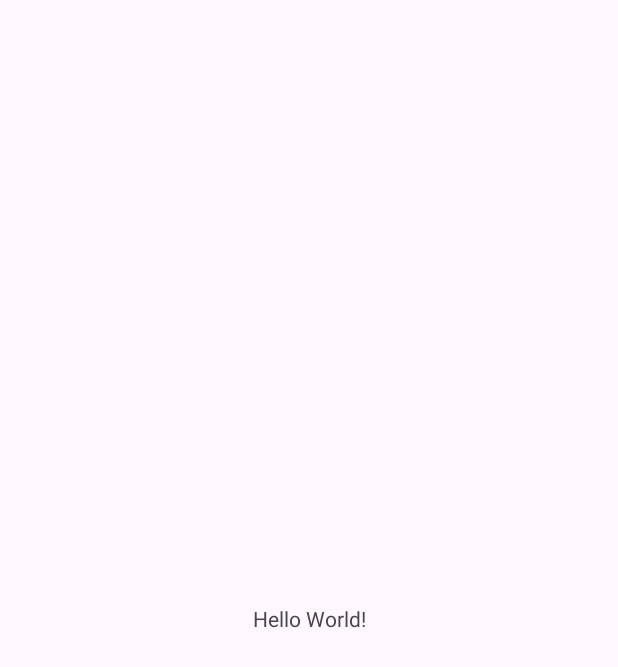
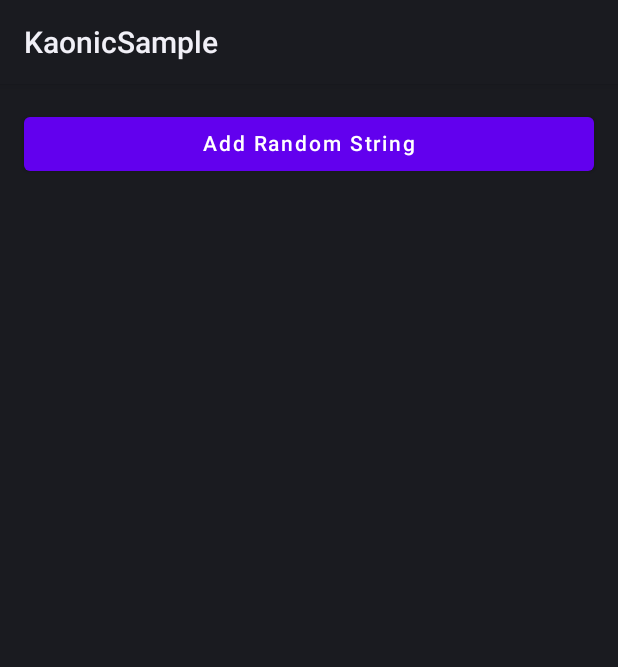
Before and after one commit to BeechatNetworkSystemsLtd/kaonic-android, an Android app built with Jetpack Compose: the screen it shows after launch (MainActivity), on a phone screen of 412 x 824 dp. Before the commit the part shown is almost empty. Shown: the top 667 px of the screen. Run offline under Robolectric (Android 15) with nearby library versions, the phone set to English and light mode, and no system bars; 2 statements that could not run were skipped.

Commit message:
Added scan screen, added navigation level to  the app. started fix cargo build errors

```diff
--- a/kaonic-sample/src/main/AndroidManifest.xml
+++ b/kaonic-sample/src/main/AndroidManifest.xml
@@ -6,8 +6,8 @@
         android:icon="@mipmap/ic_launcher"
         android:label="@string/app_name"
         android:roundIcon="@mipmap/ic_launcher_round"
-        android:supportsRtl="true"
-        android:theme="@style/Theme.KaonicPlugin">
+        android:name=".SampleApp"
+        android:supportsRtl="true">
         <activity
             android:name=".MainActivity"
             android:exported="true">
--- /dev/null
+++ b/kaonic-sample/src/main/java/network/beechat/kaonic/sampleapp/AppNavigator.kt
@@ -0,0 +1,38 @@
+package network.beechat.kaonic.sampleapp
+
+import androidx.activity.viewModels
+import androidx.compose.runtime.Composable
+import androidx.lifecycle.viewmodel.compose.viewModel
+import androidx.navigation.NavType
+import androidx.navigation.compose.NavHost
+import androidx.navigation.compose.composable
+import androidx.navigation.compose.rememberNavController
+import androidx.navigation.navArgument
+import network.beechat.kaonic.sampleapp.nodedetails.NodeDetailsScreen
+import network.beechat.kaonic.sampleapp.nodedetails.NodeDetailsViewModel
+import network.beechat.kaonic.sampleapp.nodedetails.NodeDetailsViewModelFactory
+import network.beechat.kaonic.sampleapp.scan.ScanScreen
+import network.beechat.kaonic.sampleapp.scan.ScanScreenViewModel
+
+@Composable
+fun AppNavigator() {
+    val navController = rememberNavController()
+
+    NavHost(navController = navController, startDestination = "home") {
+        composable("home") {
+            val viewModel: ScanScreenViewModel = viewModel()
+            ScanScreen(viewModel = viewModel, onNavigate = { name ->
+                navController.navigate("nodeDetails/$name")
+            })
+        }
+        composable(
+            "nodeDetails/{address}",
+            arguments = listOf(navArgument("address") { type = NavType.StringType })
+        ) { backStackEntry ->
+            val address = backStackEntry.arguments?.getString("address") ?: "Unknown"
+            val viewModel: NodeDetailsViewModel =
+                viewModel(factory = NodeDetailsViewModelFactory(address))
+            NodeDetailsScreen(viewModel = viewModel)
+        }
+    }
+}
--- a/kaonic-sample/src/main/java/network/beechat/kaonic/sampleapp/MainActivity.kt
+++ b/kaonic-sample/src/main/java/network/beechat/kaonic/sampleapp/MainActivity.kt
@@ -1,20 +1,19 @@
 package network.beechat.kaonic.sampleapp
 
 import android.os.Bundle
-import androidx.activity.enableEdgeToEdge
-import androidx.appcompat.app.AppCompatActivity
-import androidx.core.view.ViewCompat
-import androidx.core.view.WindowInsetsCompat
+import androidx.activity.ComponentActivity
+import androidx.activity.compose.setContent
+import network.beechat.kaonic.sampleapp.theme.SampleAppTheme
 
-class MainActivity : AppCompatActivity() {
+class MainActivity : ComponentActivity() {
+
+
     override fun onCreate(savedInstanceState: Bundle?) {
         super.onCreate(savedInstanceState)
-        enableEdgeToEdge()
-        setContentView(R.layout.activity_main)
-        ViewCompat.setOnApplyWindowInsetsListener(findViewById(R.id.main)) { v, insets ->
-            val systemBars = insets.getInsets(WindowInsetsCompat.Type.systemBars())
-            v.setPadding(systemBars.left, systemBars.top, systemBars.right, systemBars.bottom)
-            insets
+        setContent {
+            SampleAppTheme {
+                AppNavigator()
+            }
         }
     }
 }
--- /dev/null
+++ b/kaonic-sample/src/main/java/network/beechat/kaonic/sampleapp/SampleApp.kt
@@ -0,0 +1,14 @@
+package network.beechat.kaonic.sampleapp
+
+import android.app.Application
+import network.beechat.kaonic.Kaonic
+import network.beechat.kaonic.sampleapp.services.KaonicService
+
+class SampleApp: Application() {
+    override fun onCreate() {
+        super.onCreate()
+
+        /// Kaonic plugin init
+        KaonicService.init(Kaonic(applicationContext))
+    }
+}
--- /dev/null
+++ b/kaonic-sample/src/main/java/network/beechat/kaonic/sampleapp/scan/ScanScreen.kt
@@ -0,0 +1,49 @@
+package network.beechat.kaonic.sampleapp.scan
+
+import androidx.compose.foundation.clickable
+import androidx.compose.runtime.*
+import androidx.compose.foundation.layout.*
+import androidx.compose.foundation.lazy.LazyColumn
+import androidx.compose.material.Button
+import androidx.compose.material.MaterialTheme
+import androidx.compose.material.Text
+import androidx.compose.ui.Modifier
+import androidx.compose.ui.unit.dp
+import network.beechat.kaonic.sampleapp.theme.Light
+import kotlin.random.Random
+
+
+@Composable
+fun ScanScreen(viewModel: ScanScreenViewModel, onNavigate: (String) -> Unit) {
+
+    val nodes = viewModel.nodes
+
+    Column(
+        modifier = Modifier
+            .fillMaxSize()
+            .padding(16.dp)
+    ) {
+        Button(
+            onClick = {
+                val randomItem = "Item ${Random.nextInt(1000)}"
+                viewModel.addNode(randomItem)
+            },
+            modifier = Modifier.fillMaxWidth(),
+        ) {
+            Text("Add Random String")
+        }
+
+        Spacer(modifier = Modifier.height(16.dp))
+        LazyColumn {
+            items(nodes.size) { i ->
+                Text(
+                    text = nodes[i],
+                    style = MaterialTheme.typography.body1,
+                    modifier = Modifier
+                        .padding(vertical = 4.dp)
+                        .clickable { onNavigate(nodes[i]) },
+                )
+            }
+        }
+    }
+}
--- /dev/null
+++ b/kaonic-sample/src/main/java/network/beechat/kaonic/sampleapp/scan/ScanScreenViewModel.kt
@@ -0,0 +1,13 @@
+package network.beechat.kaonic.sampleapp.scan
+
+import androidx.compose.runtime.mutableStateListOf
+import androidx.lifecycle.ViewModel
+
+class ScanScreenViewModel : ViewModel(){
+    private val _nodes = mutableStateListOf<String>()
+    val nodes: List<String> = _nodes
+
+    fun addNode(newItem: String) {
+        _nodes.add(newItem)
+    }
+}
--- /dev/null
+++ b/kaonic-sample/src/main/java/network/beechat/kaonic/sampleapp/services/KaonicService.kt
@@ -0,0 +1,18 @@
+package network.beechat.kaonic.sampleapp.services
+
+import network.beechat.kaonic.Kaonic
+
+object KaonicService {
+    private lateinit var kaonic: Kaonic
+
+    fun init(kaonic: Kaonic) {
+        this.kaonic = kaonic
+
+    }
+
+    fun example() {
+        if (!::kaonic.isInitialized) {
+            throw IllegalStateException("Kaonic not initialized yet.")
+        }
+    }
+}
--- /dev/null
+++ b/kaonic-sample/src/main/java/network/beechat/kaonic/sampleapp/theme/Color.kt
@@ -0,0 +1,8 @@
+package network.beechat.kaonic.sampleapp.theme
+
+import androidx.compose.ui.graphics.Color
+
+val Primary = Color(0xFFF9A100)
+val Dark = Color(0xFF1D1D1B)
+val Dark80 = Color(0x801D1D1B)
+val Light = Color(0xFFF5F5F5)
--- /dev/null
+++ b/kaonic-sample/src/main/java/network/beechat/kaonic/sampleapp/theme/Theme.kt
@@ -0,0 +1,32 @@
+package network.beechat.kaonic.sampleapp.theme
+
+import android.app.Activity
+import android.os.Build
+import androidx.compose.foundation.isSystemInDarkTheme
+import androidx.compose.material3.MaterialTheme
+import androidx.compose.material3.darkColorScheme
+import androidx.compose.material3.dynamicDarkColorScheme
+import androidx.compose.material3.dynamicLightColorScheme
+import androidx.compose.material3.lightColorScheme
+import androidx.compose.runtime.Composable
+import androidx.compose.ui.platform.LocalContext
+
+private val DarkColorScheme = darkColorScheme(
+    primary = Dark,
+    secondary = Dark80,
+    tertiary = Primary,
+    surface = Light,
+    onPrimary = Light
+)
+
+@Composable
+fun SampleAppTheme(
+    content: @Composable () -> Unit
+) {
+
+    MaterialTheme(
+        colorScheme = DarkColorScheme,
+        typography = Typography,
+        content = content
+    )
+}
--- /dev/null
+++ b/kaonic-sample/src/main/java/network/beechat/kaonic/sampleapp/theme/Type.kt
@@ -0,0 +1,18 @@
+package network.beechat.kaonic.sampleapp.theme
+
+import androidx.compose.material3.Typography
+import androidx.compose.ui.text.TextStyle
+import androidx.compose.ui.text.font.FontFamily
+import androidx.compose.ui.text.font.FontWeight
+import androidx.compose.ui.unit.sp
+
+val Typography = Typography(
+    bodyLarge = TextStyle(
+        fontFamily = FontFamily.Default,
+        fontWeight = FontWeight.Normal,
+        fontSize = 16.sp,
+        lineHeight = 24.sp,
+        letterSpacing = 0.5.sp
+    )
+
+)
--- a/kaonic-sample/src/main/res/layout/activity_main.xml
+++ /dev/null
@@ -1,19 +0,0 @@
-<?xml version="1.0" encoding="utf-8"?>
-<androidx.constraintlayout.widget.ConstraintLayout xmlns:android="http://schemas.android.com/apk/res/android"
-    xmlns:app="http://schemas.android.com/apk/res-auto"
-    xmlns:tools="http://schemas.android.com/tools"
-    android:id="@+id/main"
-    android:layout_width="match_parent"
-    android:layout_height="match_parent"
-    tools:context=".MainActivity">
-
-    <TextView
-        android:layout_width="wrap_content"
-        android:layout_height="wrap_content"
-        android:text="Hello World!"
-        app:layout_constraintBottom_toBottomOf="parent"
-        app:layout_constraintEnd_toEndOf="parent"
-        app:layout_constraintStart_toStartOf="parent"
-        app:layout_constraintTop_toTopOf="parent" />
-
-</androidx.constraintlayout.widget.ConstraintLayout>
--- a/kaonic-sample/src/main/res/values/colors.xml
+++ /dev/null
@@ -1,5 +0,0 @@
-<?xml version="1.0" encoding="utf-8"?>
-<resources>
-    <color name="black">#FF000000</color>
-    <color name="white">#FFFFFFFF</color>
-</resources>
--- a/kaonic-sample/src/main/res/values/themes.xml
+++ /dev/null
@@ -1,9 +0,0 @@
-<resources xmlns:tools="http://schemas.android.com/tools">
-    <!-- Base application theme. -->
-    <style name="Base.Theme.KaonicPlugin" parent="Theme.Material3.DayNight.NoActionBar">
-        <!-- Customize your light theme here. -->
-        <!-- <item name="colorPrimary">@color/my_light_primary</item> -->
-    </style>
-
-    <style name="Theme.KaonicPlugin" parent="Base.Theme.KaonicPlugin" />
-</resources>
```
Also changed, not shown: gradle/libs.versions.toml (+13 -2 lines), kaonic-plugin/build.gradle (+12 -0 lines), kaonic-sample/build.gradle (+15 -0 lines), kaonic-sample/src/main/java/network/beechat/kaonic/sampleapp/nodedetails/NodeDetailsScreen.kt (added, +11 -0 lines), kaonic-sample/src/main/java/network/beechat/kaonic/sampleapp/nodedetails/NodeDetailsViewModel.kt (added, +13 -0 lines).
